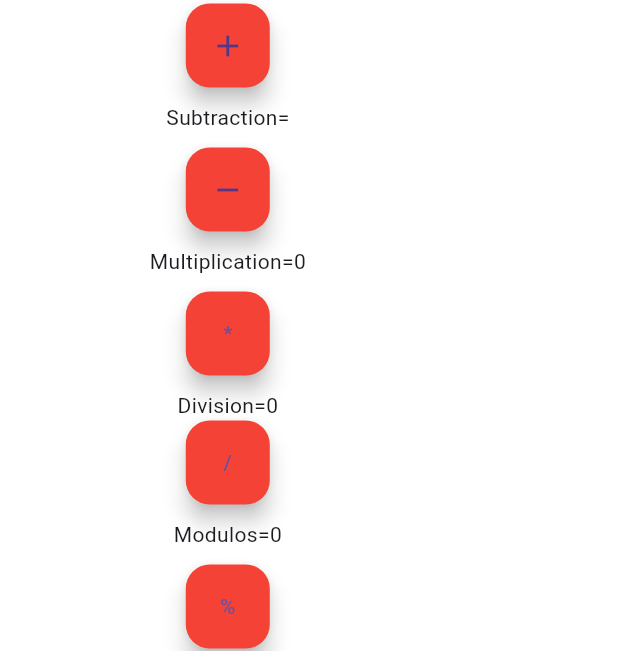
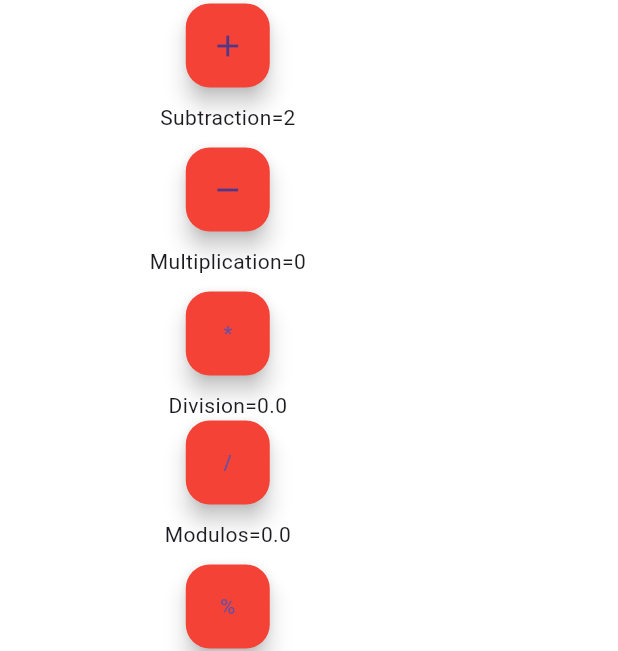
Before and after one commit to laiba12-cloud/projectfour, a Flutter app: the screen it shows after launch, after a tap on the "remove" icon, on a phone screen of 412 x 824 dp. Shown: the part 229-880 px from the top of the screen. Run offline on Flutter 3.47's test engine with Material 3 defaults, Android fonts, the phone set to English and light mode, and no system bars.

Commit message:
made changes

```diff
--- a/lib/setstate.dart
+++ b/lib/setstate.dart
@@ -8,7 +8,6 @@ class SetStateScreen extends StatefulWidget {
 }
 
 class _SetStateScreenState extends State<SetStateScreen> {
-  int result=0;
   int add=0;
   int sub=0;
   int mul=0;
@@ -29,7 +28,10 @@ class _SetStateScreenState extends State<SetStateScreen> {
         ),
         ),
       ),
-      body:Column(
+      body:SingleChildScrollView(
+        scrollDirection: Axis.vertical,
+        child:
+          Column(
             children:<Widget>[
               Padding(
                 padding: const EdgeInsets.all(8.0),
@@ -61,7 +63,7 @@ class _SetStateScreenState extends State<SetStateScreen> {
               ),
               SizedBox(height:10),
               Text(
-            'Subtraction='
+                'Subtraction=$sub'
               ),
               SizedBox(height:10),
               FloatingActionButton(
@@ -69,7 +71,7 @@ class _SetStateScreenState extends State<SetStateScreen> {
                 onPressed:(){
                   int a=2;
                   int b=4;
-              int sub=a-b;
+                  sub=b-a;
                   setState((){});
                   print("sub=$sub");
                 },
@@ -77,34 +79,34 @@ class _SetStateScreenState extends State<SetStateScreen> {
               ),
                  SizedBox(height:10),
               Text(
-              'Multiplication=0'
+                  'Multiplication=$mul'
               ),
               SizedBox(height:10),
               FloatingActionButton(
                 backgroundColor: Colors.red,
-            onPressed:(){
-              int a=2;
-              int b=4;
-              int mul=a*b;
-              setState((){});
+                onPressed:() {
+    int a = 2;
+    int b = 4;
+    mul = a*b;
+    setState(() {});
     print("mul=$mul");
     },
     child:TextButton(
-              onPressed: (){
-              },
+    onPressed: (){},
     child:Text(
     '*',
     ),
-            )
+    ),
+
                 ),
               SizedBox(height:10),
-          Text('Division=0',),
+              Text('Division=$div',),
               FloatingActionButton(
                 backgroundColor: Colors.red,
                   onPressed:(){
-                int a=2;
-                int b=4;
-                double div=a/b;
+                  double a=2.0;
+                    double b=4.0;
+                    div=a/b;
                     setState((){});
                     print("div=$div");
                   },
@@ -119,15 +121,15 @@ class _SetStateScreenState extends State<SetStateScreen> {
 
           SizedBox(height:10),
               Text(
-            'Modulos=0',
+                'Modulos=$mod',
               ),
               SizedBox(height:10),
               FloatingActionButton(
                 backgroundColor: Colors.red,
                   onPressed:(){
-                int a=2;
-                int b=4;
-                double mod=a/b*100;
+                    double a=2.0;
+                    double b=4.0;
+                    mod=a/b*100;
                       setState((){});
                     print("modulos=$mod");
                   },
@@ -142,6 +144,7 @@ SizedBox(height:10),
 
           ],
           ),
+      ),
     );
   }
 }
```
Lines whose indentation alone changed are shown as unchanged.
